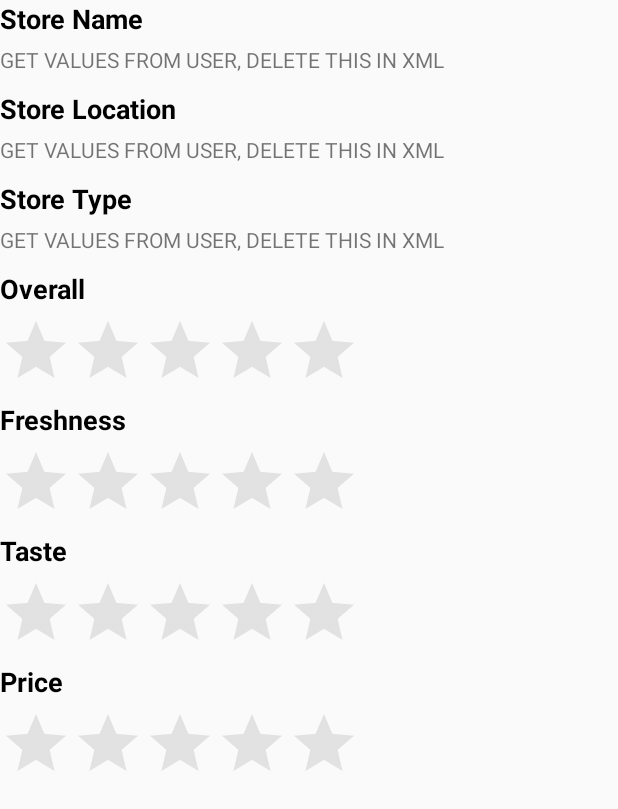
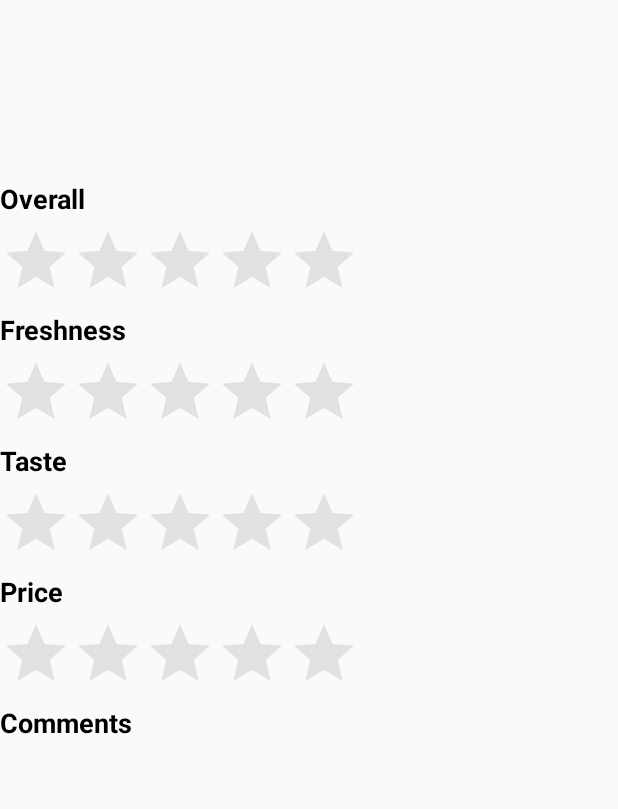
Before and after one commit to Danielemur/CMSC436_FIA, an Android app: the layout review_page_activity.xml on its own in the app's theme, with its tools: preview values and no code run, on a phone screen of 412 x 824 dp. Shown: the top 809 px of the screen. Run offline under Robolectric (Android 15) with nearby library versions, the phone set to English and light mode, and no system bars.

Commit message:
Polished the review_page_activity.xml, and updated its necessary strings

```diff
--- a/app/src/main/res/layout/review_page_activity.xml
+++ b/app/src/main/res/layout/review_page_activity.xml
@@ -19,61 +19,72 @@
 
     <!-- Location Name -->
 
-    <TextView
+   <!-- <TextView
         android:id="@+id/store_name"
         android:layout_width="wrap_content"
-        android:layout_height="30dp"
+        android:layout_height="40dp"
 
         android:text="@string/store_name"
         android:textAppearance="?android:attr/textAppearanceMedium"
         android:textStyle="bold"
         android:textColor="#000000"
 
-        />
+        />-->
+
 
     <TextView
         android:id="@+id/store_name_entry"
         android:layout_width="match_parent"
-        android:layout_height="30dp"
-        android:text="GET VALUES FROM USER, DELETE THIS IN XML" />
+        android:layout_height="40dp"
+        android:textStyle="bold"
+        android:textColor="#000000"/>
+
 
     <!-- Location Address -->
 
-    <TextView
+   <!-- <TextView
         android:id="@+id/add_store_address"
         android:layout_width="wrap_content"
-        android:layout_height="30dp"
+        android:layout_height="40dp"
 
         android:text="@string/store_location"
         android:textAppearance="?android:attr/textAppearanceMedium"
         android:textStyle="bold"
         android:textColor="#000000"
-        />
+        />-->
 
     <TextView
-        android:id="@+id/store_address_entry"
+        android:id="@+id/add_store_address_entry"
         android:layout_width="match_parent"
-        android:layout_height="30dp"
-        android:text="GET VALUES FROM USER, DELETE THIS IN XML"/>
+        android:layout_height="40dp"
+        android:textStyle="bold"
+        android:textColor="#000000"/>
+
+
 
     <!-- Location Type -->
 
-    <TextView
+    <!--<TextView
         android:id="@+id/store_type"
         android:layout_width="wrap_content"
-        android:layout_height="30dp"
+        android:layout_height="40dp"
 
         android:text="@string/store_type"
         android:textAppearance="?android:attr/textAppearanceMedium"
         android:textStyle="bold"
         android:textColor="#000000"
-        />
+        />-->
 
     <TextView
         android:id="@+id/store_type_entry"
         android:layout_width="match_parent"
-        android:layout_height="30dp"
-        android:text="GET VALUES FROM USER, DELETE THIS IN XML"/>
+        android:layout_height="40dp"
+        android:textStyle="bold"
+        android:textColor="#000000"/>
+
+
+
+
 
 
 
@@ -159,4 +170,28 @@
         android:layout_marginStart="0dp"
         android:theme="@style/RatingBar" />
 
+    <TextView
+        android:id="@+id/comments"
+        android:layout_width="wrap_content"
+        android:layout_height="30dp"
+
+        android:text="@string/comments"
+        android:textAppearance="?android:attr/textAppearanceMedium"
+        android:textStyle="bold"
+        android:textColor="#000000"
+
+        />
+
+    <TextView
+        android:id="@+id/review_comment"
+        android:layout_width="wrap_content"
+        android:layout_height="wrap_content"
+
+        android:textAppearance="?android:attr/textAppearanceMedium"
+        android:textStyle="bold"
+        android:textColor="#000000"
+        android:singleLine="false"
+        />
+
+
 </LinearLayout>
--- a/app/src/main/res/values/strings.xml
+++ b/app/src/main/res/values/strings.xml
@@ -62,6 +62,8 @@
     <string name="freshness">Freshness</string>
     <string name="taste">Taste</string>
     <string name="price">Price</string>
+    <string name="comments">Comments</string>
+
 
 
 </resources>
```
